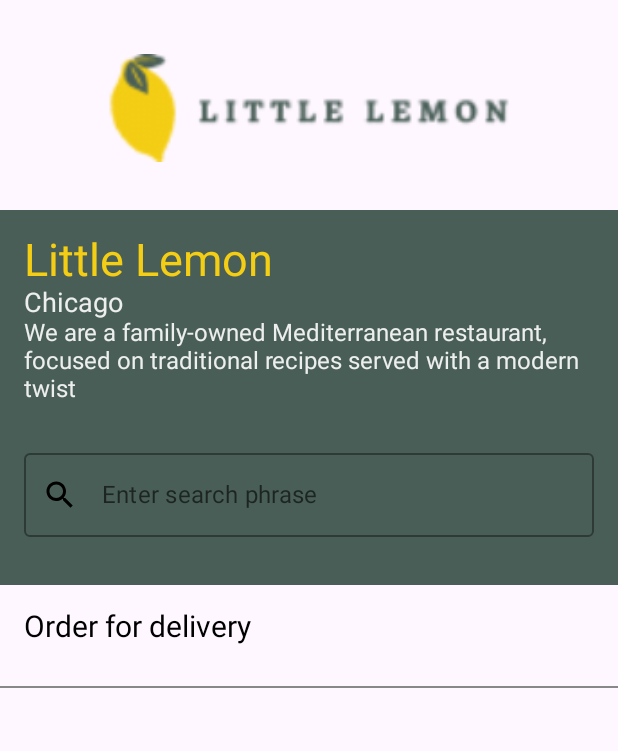
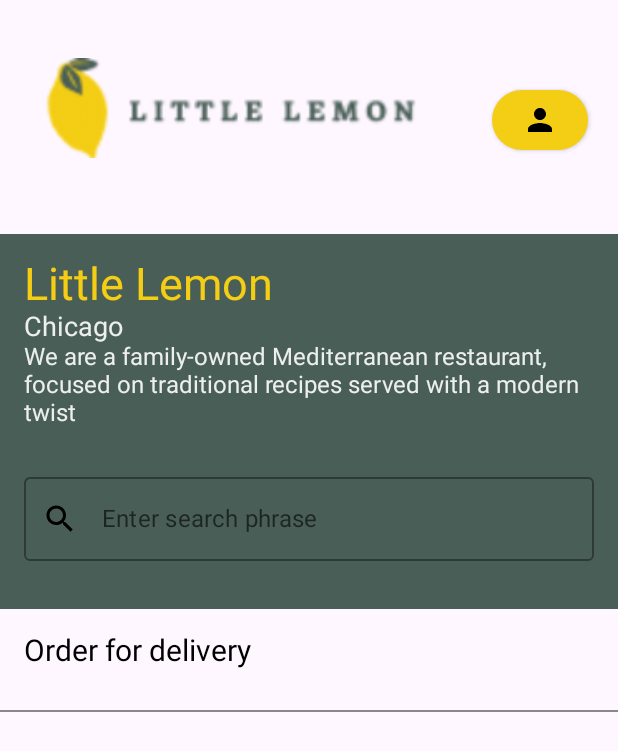
Before and after one commit to msaveleva/fantastic-octo-guide, an Android app built with Jetpack Compose: the Home screen opened through its navigation route, on a phone screen of 412 x 824 dp. Shown: the top 751 px of the screen. Run offline under Robolectric (Android 15) with nearby library versions, the phone set to English and light mode, and no system bars; pictures from the network do not load.

```diff
--- a/app/src/main/java/com/example/littlelemonmkiii/components/SelectableButton.kt
+++ b/app/src/main/java/com/example/littlelemonmkiii/components/SelectableButton.kt
@@ -27,7 +27,7 @@ fun SelectableButton(
             }
         },
         colors = ButtonDefaults.buttonColors(
-            backgroundColor = if (isSelected) Color.Yellow else Color.Gray
+            backgroundColor = if (isSelected) Color(0xFFF4CE14) else Color.Gray
         ),
         modifier = modifier.padding(horizontal = 6.dp),
         shape = RoundedCornerShape(50)
--- a/app/src/main/java/com/example/littlelemonmkiii/navigations/NavigationComposable.kt
+++ b/app/src/main/java/com/example/littlelemonmkiii/navigations/NavigationComposable.kt
@@ -19,7 +19,7 @@ fun Navigation(
 
     NavHost(navController = navController, startDestination = startingRoute) {
         composable(Onboarding.route) { Onboarding(navController) }
-        composable(Home.route) { Home(menuItems) }
+        composable(Home.route) { Home(menuItems, navController) }
         composable(Profile.route) { Profile(navController) }
     }
 }
--- a/app/src/main/java/com/example/littlelemonmkiii/screens/HomeScreen.kt
+++ b/app/src/main/java/com/example/littlelemonmkiii/screens/HomeScreen.kt
@@ -18,10 +18,13 @@ import androidx.compose.foundation.lazy.LazyColumn
 import androidx.compose.foundation.lazy.items
 import androidx.compose.foundation.rememberScrollState
 import androidx.compose.foundation.shape.RoundedCornerShape
+import androidx.compose.material.Button
+import androidx.compose.material.ButtonDefaults
 import androidx.compose.material.MaterialTheme
 import androidx.compose.material.OutlinedTextField
 import androidx.compose.material.Text
 import androidx.compose.material.icons.Icons
+import androidx.compose.material.icons.filled.Person
 import androidx.compose.material.icons.filled.Search
 import androidx.compose.material3.Divider
 import androidx.compose.material3.Icon
@@ -42,15 +45,21 @@ import androidx.compose.ui.text.font.FontWeight
 import androidx.compose.ui.tooling.preview.Preview
 import androidx.compose.ui.unit.dp
 import androidx.compose.ui.unit.sp
+import androidx.navigation.NavHostController
+import androidx.navigation.compose.rememberNavController
 import coil.compose.AsyncImage
 import com.example.littlelemonmkiii.R
 import com.example.littlelemonmkiii.components.SelectableButton
 import com.example.littlelemonmkiii.database.MenuItem
 import com.example.littlelemonmkiii.utils.formatPrice
+import com.example.littlelemonmkiii.navigations.*
 
 
 @Composable
-fun Home(menuItems: List<MenuItem>) {
+fun Home(
+    menuItems: List<MenuItem>,
+    navController: NavHostController
+) {
     val name = "Little Lemon"
     val city = "Chicago"
     val descriptionInfo =
@@ -112,14 +121,26 @@ fun Home(menuItems: List<MenuItem>) {
             ) {
                 Spacer(modifier = Modifier.width(32.dp))
 
+                Row(modifier = Modifier.fillMaxWidth()) {
                     Image(
                         painter = painterResource(id = R.drawable.logo),
                         contentDescription = "Logo",
                         contentScale = ContentScale.Fit,
                         modifier = Modifier
-                        .fillMaxWidth()
+                            .weight(1f)
                             .height(72.dp)
                     )
+                    Button(
+                        modifier = Modifier.padding(20.dp),
+                        colors = ButtonDefaults.buttonColors(colorH1),
+                        shape = RoundedCornerShape(50),
+                        onClick = {
+                            navController.navigate(Profile.route)
+                        }
+                    ) {
+                        Icon(imageVector = Icons.Default.Person, contentDescription = "Profile")
+                    }
+                }
 
                 Spacer(modifier = Modifier.width(16.dp))
 
@@ -284,7 +305,7 @@ fun MenuItem(title: String, description: String, price: String, imageUrl: String
 @Composable
 fun HomePreview() {
     MaterialTheme {
-        Home(emptyList())
+        Home(emptyList(), rememberNavController())
     }
 }
 
```
Lines whose indentation alone changed are shown as unchanged.
